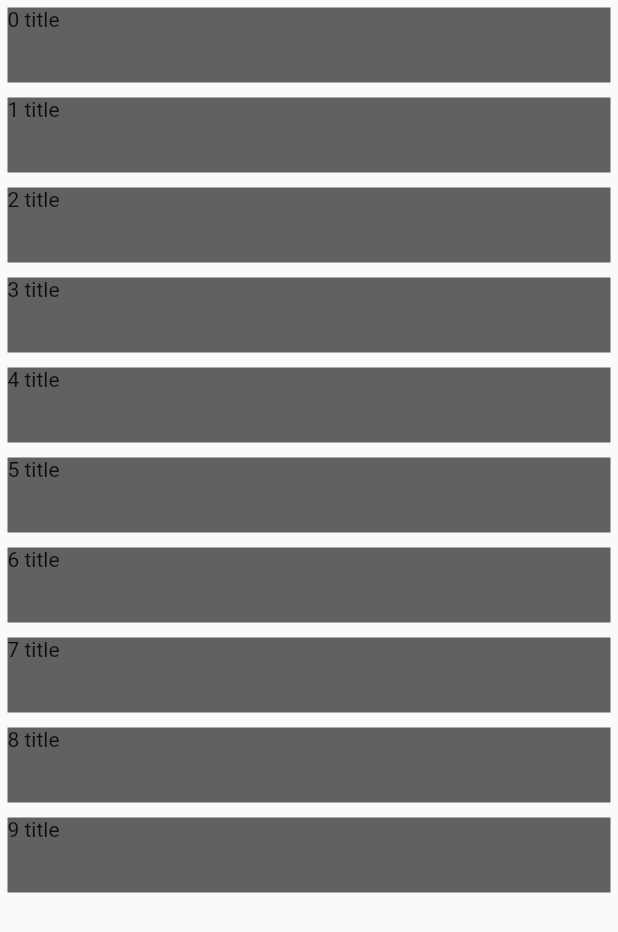
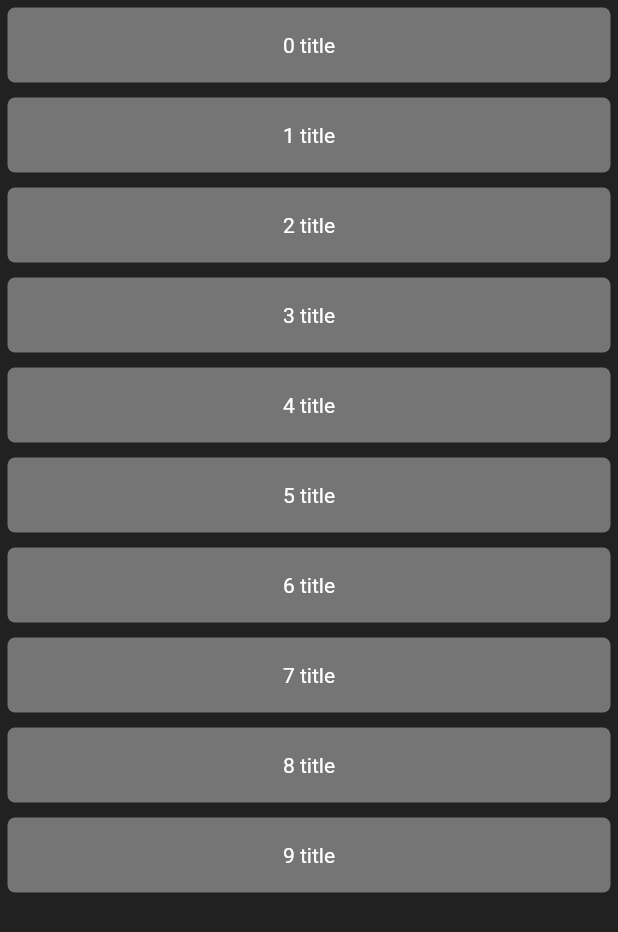
Before and after one commit to samuelematias/flutter-go-setstate, a Flutter app: the screen it shows after launch, on a phone screen of 412 x 824 dp. Shown: the top 932 px of the screen. Run offline on Flutter 3.47's test engine with Material 2 defaults, Android fonts, the phone set to English and light mode, and no system bars.

Commit message:
improving the list item ui.

```diff
--- a/lib/home.dart
+++ b/lib/home.dart
@@ -19,14 +19,10 @@ class _HomeState extends State<Home> {
   @override
   Widget build(BuildContext context) {
     return Scaffold(
+      backgroundColor: Colors.grey[900],
       body: ListView.builder(
         itemCount: _pageData.length,
-        itemBuilder: (BuildContext context, int index) => Container(
-          margin: EdgeInsets.all(5.0),
-          height: 50.0,
-          color: Colors.grey[700],
-          child: Text(_pageData[index]),
-        ),
+        itemBuilder: (BuildContext context, int index) => _getListItemUi(index),
       ),
     );
   }
@@ -35,4 +31,23 @@ class _HomeState extends State<Home> {
     await Future.delayed(Duration(seconds: 1));
     return List<String>.generate(10, (index) => '$index title');
   }
+
+  Widget _getListItemUi(int index) {
+    return Container(
+      margin: EdgeInsets.all(5.0),
+      height: 50.0,
+      decoration: BoxDecoration(
+        borderRadius: BorderRadius.circular(5.0),
+        color: Colors.grey[600],
+      ),
+      child: Center(
+        child: Text(
+          _pageData[index],
+          style: TextStyle(
+            color: Colors.white,
+          ),
+        ),
+      ),
+    );
+  }
 }
```
